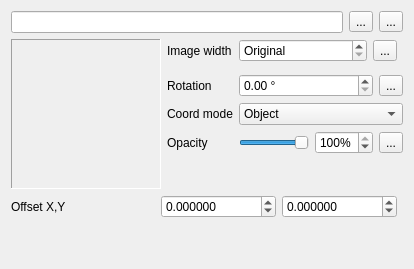
Qt form src/ui/symbollayer/widget_rasterfill.ui (qgis/QGIS) before a commit.
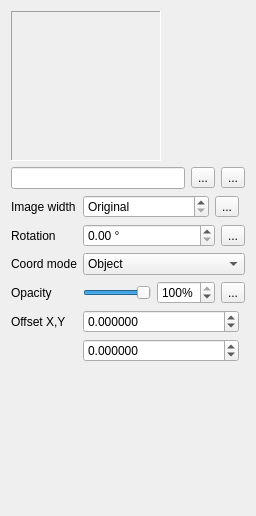
The same form after that commit. Custom widgets are drawn as their Qt base class.

Diff of the .ui file:
```diff
--- a/src/ui/symbollayer/widget_rasterfill.ui
+++ b/src/ui/symbollayer/widget_rasterfill.ui
@@ -6,15 +6,15 @@
    <rect>
     <x>0</x>
     <y>0</y>
-    <width>414</width>
-    <height>269</height>
+    <width>256</width>
+    <height>516</height>
    </rect>
   </property>
   <property name="windowTitle">
    <string>Form</string>
   </property>
-  <layout class="QVBoxLayout" name="verticalLayout">
-   <item>
+  <layout class="QFormLayout" name="formLayout">
+   <item row="1" column="0" colspan="2">
     <layout class="QHBoxLayout" name="horizontalLayout">
      <item>
       <widget class="QLineEdit" name="mImageLineEdit"/>
@@ -35,9 +35,7 @@
      </item>
     </layout>
    </item>
-   <item>
-    <layout class="QGridLayout" name="gridLayout">
-     <item row="0" column="2">
+   <item row="6" column="1">
       <layout class="QHBoxLayout" name="horizontalLayout_2">
        <item>
         <widget class="QgsDoubleSpinBox" name="mWidthSpinBox">
@@ -80,50 +78,7 @@
        </item>
       </layout>
      </item>
-     <item row="0" column="1">
-      <widget class="QLabel" name="mTextureWidthLabel">
-       <property name="text">
-        <string>Image width</string>
-       </property>
-       <property name="buddy">
-        <cstring>mWidthSpinBox</cstring>
-       </property>
-      </widget>
-     </item>
-     <item row="4" column="1">
-      <widget class="QLabel" name="label">
-       <property name="text">
-        <string>Opacity</string>
-       </property>
-       <property name="buddy">
-        <cstring>mSliderTransparency</cstring>
-       </property>
-      </widget>
-     </item>
-     <item row="5" column="2">
-      <spacer name="verticalSpacer">
-       <property name="orientation">
-        <enum>Qt::Vertical</enum>
-       </property>
-       <property name="sizeHint" stdset="0">
-        <size>
-         <width>20</width>
-         <height>0</height>
-        </size>
-       </property>
-      </spacer>
-     </item>
-     <item row="3" column="1">
-      <widget class="QLabel" name="label_3">
-       <property name="text">
-        <string>Coord mode</string>
-       </property>
-       <property name="buddy">
-        <cstring>cboCoordinateMode</cstring>
-       </property>
-      </widget>
-     </item>
-     <item row="2" column="2">
+   <item row="8" column="1">
       <layout class="QHBoxLayout" name="horizontalLayout_7">
        <item>
         <widget class="QgsDoubleSpinBox" name="mRotationSpinBox">
@@ -153,7 +108,7 @@
        </item>
       </layout>
      </item>
-     <item row="3" column="2">
+   <item row="10" column="1">
       <widget class="QComboBox" name="cboCoordinateMode">
        <item>
         <property name="text">
@@ -167,7 +122,136 @@
        </item>
       </widget>
      </item>
-     <item row="0" column="0" rowspan="6">
+   <item row="12" column="1">
+    <layout class="QHBoxLayout" name="horizontalLayout_3" stretch="1,0,0">
+     <item>
+      <widget class="QSlider" name="mSliderTransparency">
+       <property name="sizePolicy">
+        <sizepolicy hsizetype="Preferred" vsizetype="Fixed">
+         <horstretch>0</horstretch>
+         <verstretch>0</verstretch>
+        </sizepolicy>
+       </property>
+       <property name="maximum">
+        <number>100</number>
+       </property>
+       <property name="value">
+        <number>100</number>
+       </property>
+       <property name="orientation">
+        <enum>Qt::Horizontal</enum>
+       </property>
+      </widget>
+     </item>
+     <item>
+      <widget class="QSpinBox" name="mSpinTransparency">
+       <property name="suffix">
+        <string>%</string>
+       </property>
+       <property name="minimum">
+        <number>0</number>
+       </property>
+       <property name="maximum">
+        <number>100</number>
+       </property>
+       <property name="value">
+        <number>100</number>
+       </property>
+      </widget>
+     </item>
+     <item>
+      <widget class="QgsDataDefinedButton" name="mOpacityDDBtn">
+       <property name="text">
+        <string>...</string>
+       </property>
+      </widget>
+     </item>
+    </layout>
+   </item>
+   <item row="13" column="0">
+    <widget class="QLabel" name="label_7">
+     <property name="text">
+      <string>Offset X,Y</string>
+     </property>
+     <property name="buddy">
+      <cstring>mSpinOffsetX</cstring>
+     </property>
+    </widget>
+   </item>
+   <item row="13" column="1">
+    <layout class="QGridLayout" name="gridLayout">
+     <item row="0" column="0">
+      <widget class="QgsDoubleSpinBox" name="mSpinOffsetX">
+       <property name="sizePolicy">
+        <sizepolicy hsizetype="Minimum" vsizetype="Fixed">
+         <horstretch>1</horstretch>
+         <verstretch>0</verstretch>
+        </sizepolicy>
+       </property>
+       <property name="decimals">
+        <number>6</number>
+       </property>
+       <property name="minimum">
+        <double>-99999999.989999994635582</double>
+       </property>
+       <property name="maximum">
+        <double>99999999.989999994635582</double>
+       </property>
+       <property name="singleStep">
+        <double>0.200000000000000</double>
+       </property>
+      </widget>
+     </item>
+     <item row="0" column="1" rowspan="2">
+      <widget class="QgsUnitSelectionWidget" name="mOffsetUnitWidget" native="true">
+       <property name="minimumSize">
+        <size>
+         <width>0</width>
+         <height>0</height>
+        </size>
+       </property>
+      </widget>
+     </item>
+     <item row="1" column="0">
+      <widget class="QgsDoubleSpinBox" name="mSpinOffsetY">
+       <property name="sizePolicy">
+        <sizepolicy hsizetype="Minimum" vsizetype="Fixed">
+         <horstretch>1</horstretch>
+         <verstretch>0</verstretch>
+        </sizepolicy>
+       </property>
+       <property name="decimals">
+        <number>6</number>
+       </property>
+       <property name="minimum">
+        <double>-99999999.989999994635582</double>
+       </property>
+       <property name="maximum">
+        <double>99999999.989999994635582</double>
+       </property>
+       <property name="singleStep">
+        <double>0.200000000000000</double>
+       </property>
+      </widget>
+     </item>
+    </layout>
+   </item>
+   <item row="6" column="0">
+    <widget class="QLabel" name="mTextureWidthLabel">
+     <property name="text">
+      <string>Image width</string>
+     </property>
+     <property name="buddy">
+      <cstring>mWidthSpinBox</cstring>
+     </property>
+    </widget>
+   </item>
+   <item row="0" column="0" colspan="2">
+    <layout class="QHBoxLayout" name="horizontalLayout_4">
+     <property name="topMargin">
+      <number>0</number>
+     </property>
+     <item>
       <widget class="QLabel" name="mLabelImagePreview">
        <property name="sizePolicy">
         <sizepolicy hsizetype="Fixed" vsizetype="Fixed">
@@ -198,53 +282,32 @@
        </property>
       </widget>
      </item>
-     <item row="4" column="2">
-      <layout class="QHBoxLayout" name="horizontalLayout_3" stretch="1,0,0">
        <item>
-        <widget class="QSlider" name="mSliderTransparency">
-         <property name="sizePolicy">
-          <sizepolicy hsizetype="Preferred" vsizetype="Fixed">
-           <horstretch>0</horstretch>
-           <verstretch>0</verstretch>
-          </sizepolicy>
-         </property>
-         <property name="maximum">
-          <number>100</number>
-         </property>
-         <property name="value">
-          <number>100</number>
-         </property>
+      <spacer name="horizontalSpacer">
          <property name="orientation">
           <enum>Qt::Horizontal</enum>
          </property>
-        </widget>
-       </item>
-       <item>
-        <widget class="QSpinBox" name="mSpinTransparency">
-         <property name="suffix">
-          <string>%</string>
-         </property>
-         <property name="minimum">
-          <number>0</number>
-         </property>
-         <property name="maximum">
-          <number>100</number>
-         </property>
-         <property name="value">
-          <number>100</number>
-         </property>
-        </widget>
-       </item>
-       <item>
-        <widget class="QgsDataDefinedButton" name="mOpacityDDBtn">
-         <property name="text">
-          <string>...</string>
-         </property>
-        </widget>
+       <property name="sizeHint" stdset="0">
+        <size>
+         <width>40</width>
+         <height>20</height>
+        </size>
+       </property>
+      </spacer>
        </item>
       </layout>
      </item>
-     <item row="2" column="1">
+   <item row="10" column="0">
+    <widget class="QLabel" name="label_3">
+     <property name="text">
+      <string>Coord mode</string>
+     </property>
+     <property name="buddy">
+      <cstring>cboCoordinateMode</cstring>
+     </property>
+    </widget>
+   </item>
+   <item row="8" column="0">
       <widget class="QLabel" name="mRotationLabel">
        <property name="text">
         <string>Rotation</string>
@@ -254,92 +317,15 @@
        </property>
       </widget>
      </item>
-    </layout>
-   </item>
-   <item>
-    <layout class="QHBoxLayout" name="horizontalLayout_5">
-     <item>
-      <widget class="QLabel" name="label_7">
+   <item row="12" column="0">
+    <widget class="QLabel" name="label">
        <property name="text">
-        <string>Offset X,Y</string>
+      <string>Opacity</string>
        </property>
        <property name="buddy">
-        <cstring>mSpinOffsetX</cstring>
-       </property>
-      </widget>
-     </item>
-     <item>
-      <layout class="QHBoxLayout" name="horizontalLayout_4">
-       <item>
-        <widget class="QgsDoubleSpinBox" name="mSpinOffsetX">
-         <property name="sizePolicy">
-          <sizepolicy hsizetype="Minimum" vsizetype="Fixed">
-           <horstretch>1</horstretch>
-           <verstretch>0</verstretch>
-          </sizepolicy>
-         </property>
-         <property name="decimals">
-          <number>6</number>
-         </property>
-         <property name="minimum">
-          <double>-99999999.989999994635582</double>
-         </property>
-         <property name="maximum">
-          <double>99999999.989999994635582</double>
-         </property>
-         <property name="singleStep">
-          <double>0.200000000000000</double>
-         </property>
-        </widget>
-       </item>
-       <item>
-        <widget class="QgsDoubleSpinBox" name="mSpinOffsetY">
-         <property name="sizePolicy">
-          <sizepolicy hsizetype="Minimum" vsizetype="Fixed">
-           <horstretch>1</horstretch>
-           <verstretch>0</verstretch>
-          </sizepolicy>
-         </property>
-         <property name="decimals">
-          <number>6</number>
-         </property>
-         <property name="minimum">
-          <double>-99999999.989999994635582</double>
-         </property>
-         <property name="maximum">
-          <double>99999999.989999994635582</double>
-         </property>
-         <property name="singleStep">
-          <double>0.200000000000000</double>
-         </property>
-        </widget>
-       </item>
-       <item>
-        <widget class="QgsUnitSelectionWidget" name="mOffsetUnitWidget" native="true">
-         <property name="minimumSize">
-          <size>
-           <width>0</width>
-           <height>0</height>
-          </size>
-         </property>
-        </widget>
-       </item>
-      </layout>
-     </item>
-    </layout>
-   </item>
-   <item>
-    <spacer name="verticalSpacer_2">
-     <property name="orientation">
-      <enum>Qt::Vertical</enum>
-     </property>
-     <property name="sizeHint" stdset="0">
-      <size>
-       <width>20</width>
-       <height>40</height>
-      </size>
-     </property>
-    </spacer>
+      <cstring>mSliderTransparency</cstring>
+     </property>
+    </widget>
    </item>
   </layout>
  </widget>
```
Lines whose indentation alone changed are shown as unchanged.
